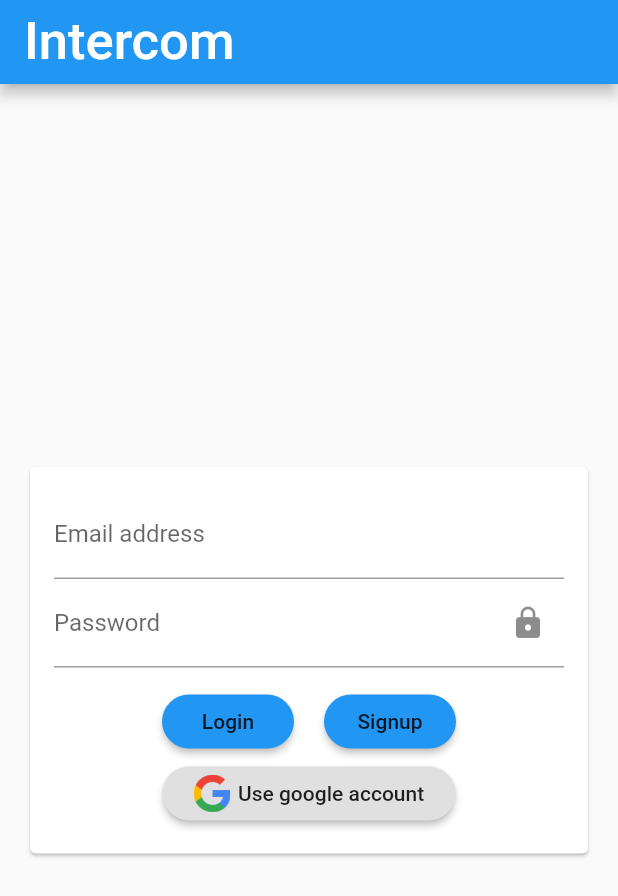
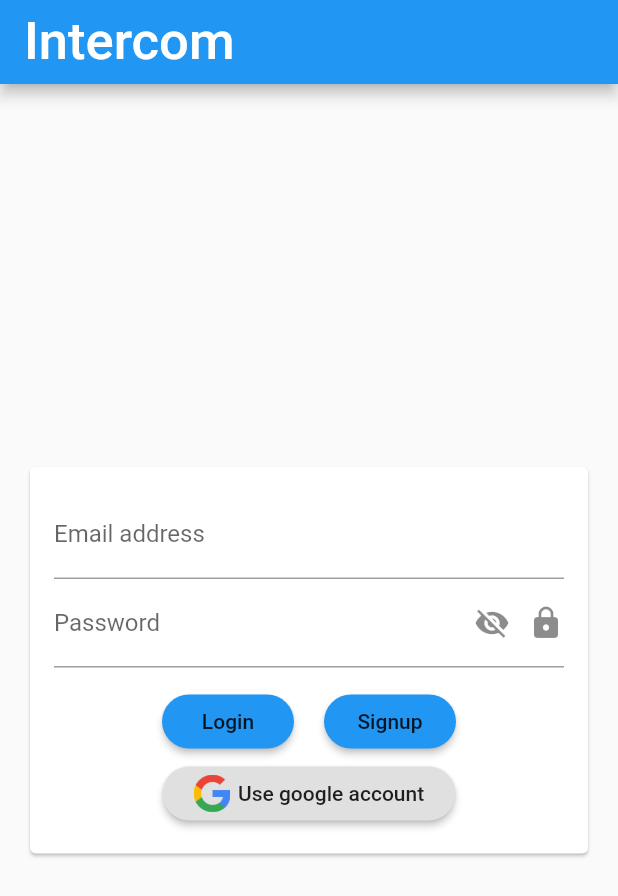
Before and after one commit to 1RGB1/Flutter-Intercom, a Flutter app: the screen it shows after launch, on a phone screen of 412 x 824 dp. Shown: the top 896 px of the screen. Run offline on Flutter 3.47's test engine with Material 2 defaults, Android fonts, the phone set to English and light mode, and no system bars; our stand-ins replace cloud_firestore, firebase_auth, google_sign_in, shared_preferences; missing offline and left inert: firebase; accounts and stored records are empty.

Commit message:
Adding some looks to login/registeration screen and fix screens navigations

```diff
--- a/lib/screens/loginAndRegisterationScreen.dart
+++ b/lib/screens/loginAndRegisterationScreen.dart
@@ -19,6 +19,7 @@
   var _isLogin = true;
   var _userEmail = '';
   var _userPassword = '';
+  var _obscureText = true;
 
   String _validateEmail(String value) {
     value = value.trim();
@@ -72,6 +73,12 @@
     }
 
     return null;
+  }
+
+  void _togglePassword() {
+    setState(() {
+      _obscureText = !_obscureText;
+    });
   }
 
   bool _clearToAuth() {
@@ -170,10 +177,23 @@
                           ),
                           TextFormField(
                             key: ValueKey('password'),
-                            obscureText: true,
+                            obscureText: _obscureText,
                             decoration: InputDecoration(
                               labelText: 'Password',
-                              suffixIcon: Icon(Icons.lock),
+                              suffixIcon: Row(
+                                mainAxisAlignment:
+                                    MainAxisAlignment.spaceBetween,
+                                mainAxisSize: MainAxisSize.min,
+                                children: <Widget>[
+                                  IconButton(
+                                    icon: Icon(!_obscureText
+                                        ? Icons.visibility
+                                        : Icons.visibility_off),
+                                    onPressed: _togglePassword,
+                                  ),
+                                  Icon(Icons.lock),
+                                ],
+                              ),
                             ),
                             validator: (value) {
                               return _validatePassword(value);
```
Also changed, not shown: lib/screens/homeScreen.dart (+35 -15 lines).
